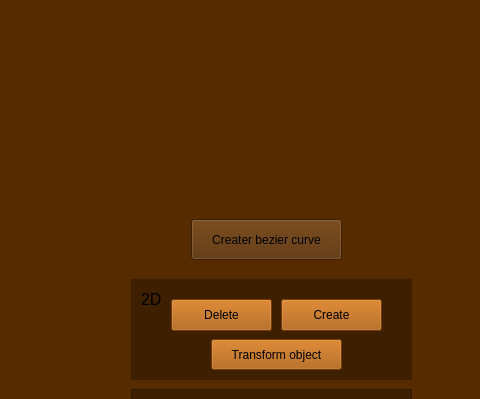
victoriavllso/sistema-grafico-interativo, file src/view/main_view/gui_main.ui: the form before one commit; both pictures show x 639 to 1119 and y 0 to 399 of the 1119 by 815 pixel window.
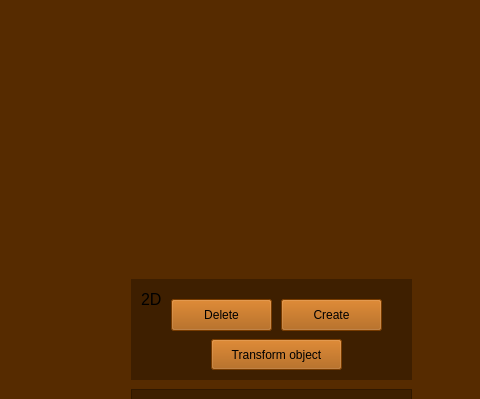
The form after the commit.

```diff
--- a/src/view/main_view/gui_main.ui
+++ b/src/view/main_view/gui_main.ui
@@ -412,19 +412,6 @@
     <zorder>label</zorder>
     <zorder>delete_but</zorder>
    </widget>
-   <widget class="QPushButton" name="open_window_bezier_button">
-    <property name="geometry">
-     <rect>
-      <x>830</x>
-      <y>200</y>
-      <width>151</width>
-      <height>41</height>
-     </rect>
-    </property>
-    <property name="text">
-     <string>Creater bezier curve</string>
-    </property>
-   </widget>
   </widget>
   <widget class="QMenuBar" name="menubar">
    <property name="geometry">
```
Left out of the diff: 2 changed lines with no effect on the pictures.
